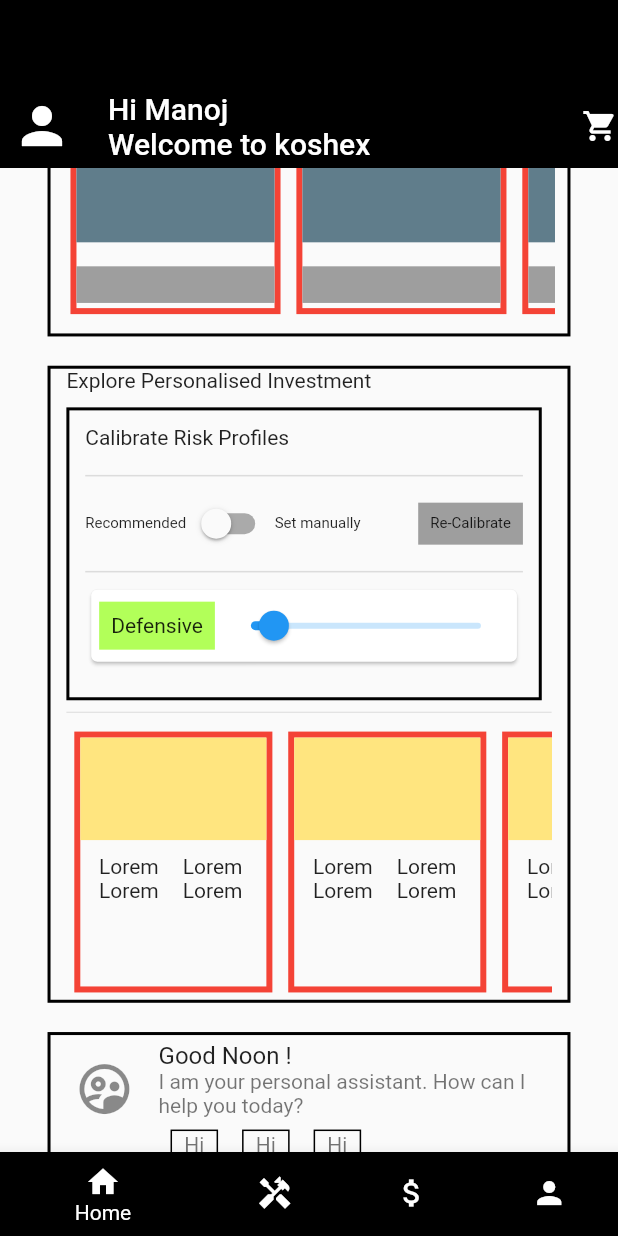
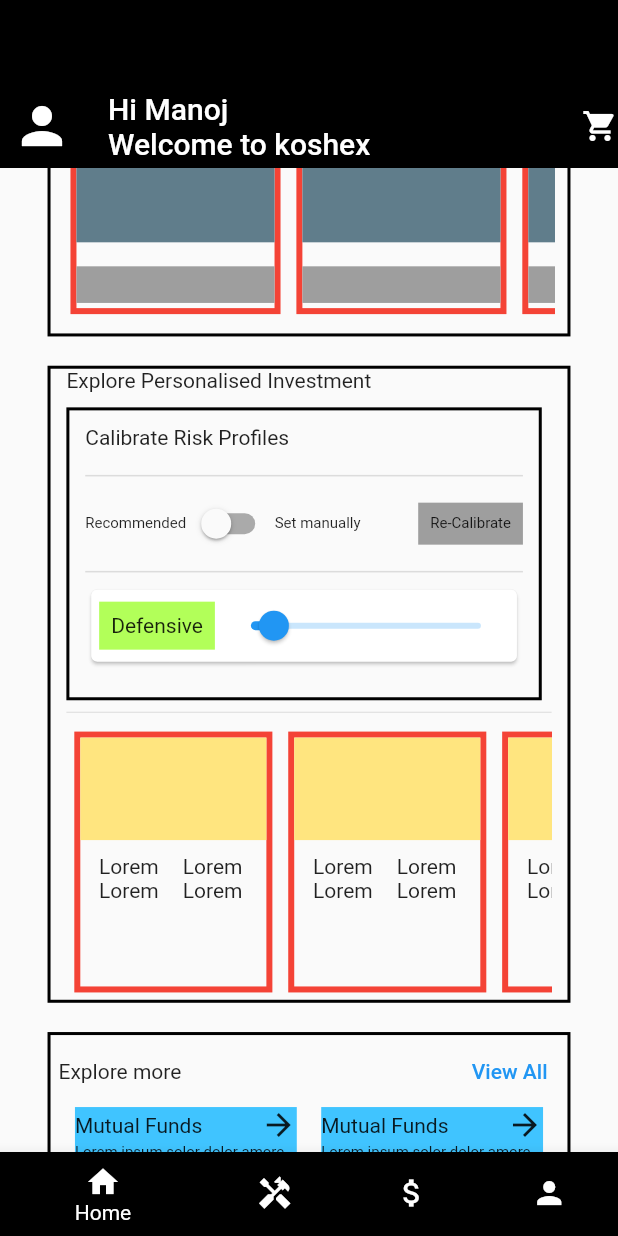
Before and after one commit to Heleo2705/koshex-assignment, a Flutter app: the screen it shows after launch, scrolled down 576 dp, on a phone screen of 412 x 824 dp. Run offline on Flutter 3.47's test engine with Material 2 defaults, Android fonts, the phone set to English and light mode, and no system bars; our stand-ins replace flutter_screenutil.

Commit message:
add explore more card

```diff
--- a/lib/screeens/home/home.dart
+++ b/lib/screeens/home/home.dart
@@ -1,5 +1,6 @@
 import 'package:flutter/material.dart';
 import 'package:koshex_assignment/screeens/home/widgets/explore_investment_card.dart';
+import 'package:koshex_assignment/screeens/home/widgets/explore_more.dart';
 import 'package:koshex_assignment/screeens/home/widgets/gold_investment_card.dart';
 import 'package:koshex_assignment/screeens/home/widgets/investment_overview_card.dart';
 import 'package:koshex_assignment/screeens/home/widgets/live_market_index_card.dart';
@@ -48,6 +49,7 @@ class _HomeScreenState extends State<HomeScreen> {
                 investmentOverviewCard(),
                 goldinvestmentCard(),
                 exploreInvestmentCard(),
+                exploreMoreCard(),
                 personalAICard(),
               ],
             ),
--- /dev/null
+++ b/lib/screeens/home/widgets/explore_more.dart
@@ -0,0 +1,58 @@
+import 'package:flutter/material.dart';
+import 'package:flutter_screenutil/flutter_screenutil.dart';
+
+exploreMoreCard() {
+  return Padding(
+    padding: EdgeInsets.symmetric(horizontal: 30.w, vertical: 10.h),
+    child: Container(
+      height: 140.h,
+      width: 330.w,
+      decoration: BoxDecoration(
+        border: Border.all(width: 2),
+      ),
+      child: Column(
+        children: [
+          Padding(
+            padding: EdgeInsets.symmetric(horizontal: 5.w),
+            child: Row(
+              children: [
+                Text("Explore more"),
+                Expanded(child: SizedBox()),
+                TextButton(
+                  onPressed: () {},
+                  child: Text("View All"),
+                ),
+              ],
+            ),
+          ),
+          Row(
+            mainAxisAlignment: MainAxisAlignment.spaceEvenly,
+            children: [
+              for (int i = 0; i < 2; i++)
+                Container(
+                  width: 140.w,
+                  height: 60.w,
+                  color: Colors.lightBlueAccent,
+                  child: Column(
+                    children: [
+                      Row(
+                        children: [
+                          Text("Mutual Funds"),
+                          Expanded(child: SizedBox()),
+                          Icon(Icons.arrow_forward),
+                        ],
+                      ),
+                      Text(
+                        "Lorem ipsum solor dolor amore fato",
+                        style: TextStyle(fontSize: 10),
+                      ),
+                    ],
+                  ),
+                )
+            ],
+          )
+        ],
+      ),
+    ),
+  );
+}
```
